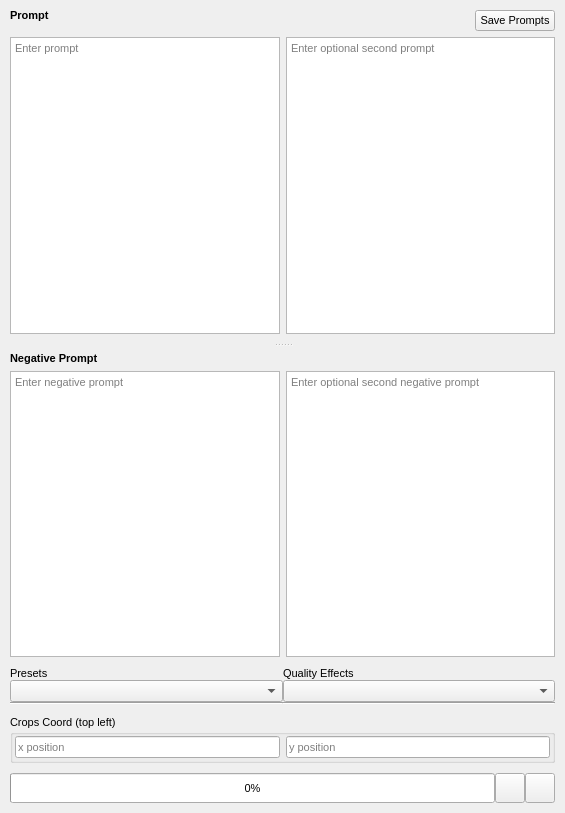
Above: src/airunner/widgets/stablediffusion/templates/stablediffusion_generator_form.ui from Capsize-Games/airunner before the change. Below: the same form after it.
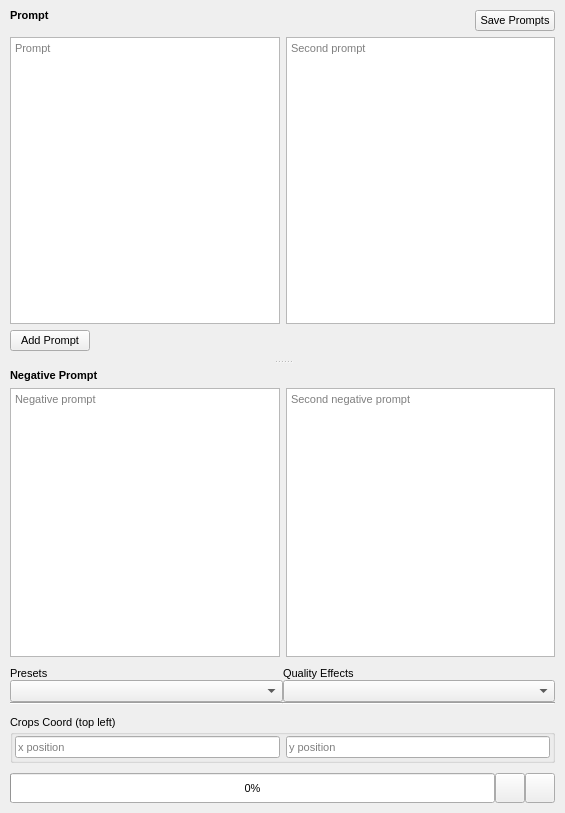
That is the form after the change. Icons and pictures are not drawn.

Commit message:
Ability to use multiple prompts in stablediffuison
Compel allows one to use `and` syntax to blend prompts. We have added
the ability to use this feature by creating infinite prompt inputs in
the GUI.

Diff of the .ui file:
```diff
--- a/src/airunner/widgets/stablediffusion/templates/stablediffusion_generator_form.ui
+++ b/src/airunner/widgets/stablediffusion/templates/stablediffusion_generator_form.ui
@@ -183,6 +183,47 @@
               <property name="bottomMargin">
                <number>9</number>
               </property>
+              <item row="3" column="0">
+               <widget class="QPushButton" name="add_prompt_button">
+                <property name="text">
+                 <string>Add Prompt</string>
+                </property>
+               </widget>
+              </item>
+              <item row="2" column="0" colspan="2">
+               <layout class="QVBoxLayout" name="additional_prompts_container_layout"/>
+              </item>
+              <item row="0" column="0">
+               <widget class="QLabel" name="label">
+                <property name="font">
+                 <font>
+                  <pointsize>8</pointsize>
+                  <bold>true</bold>
+                 </font>
+                </property>
+                <property name="text">
+                 <string>Prompt</string>
+                </property>
+               </widget>
+              </item>
+              <item row="1" column="0" colspan="2">
+               <layout class="QHBoxLayout" name="prompt_container">
+                <item>
+                 <widget class="QPlainTextEdit" name="prompt">
+                  <property name="placeholderText">
+                   <string>Prompt</string>
+                  </property>
+                 </widget>
+                </item>
+                <item>
+                 <widget class="QPlainTextEdit" name="secondary_prompt">
+                  <property name="placeholderText">
+                   <string>Second prompt</string>
+                  </property>
+                 </widget>
+                </item>
+               </layout>
+              </item>
               <item row="0" column="1">
                <layout class="QHBoxLayout" name="horizontalLayout_6">
                 <property name="topMargin">
@@ -210,37 +251,6 @@
                 </item>
                </layout>
               </item>
-              <item row="0" column="0">
-               <widget class="QLabel" name="label">
-                <property name="font">
-                 <font>
-                  <pointsize>8</pointsize>
-                  <bold>true</bold>
-                 </font>
-                </property>
-                <property name="text">
-                 <string>Prompt</string>
-                </property>
-               </widget>
-              </item>
-              <item row="1" column="0" colspan="2">
-               <layout class="QHBoxLayout" name="horizontalLayout_5">
-                <item>
-                 <widget class="QPlainTextEdit" name="prompt">
-                  <property name="placeholderText">
-                   <string>Enter prompt</string>
-                  </property>
-                 </widget>
-                </item>
-                <item>
-                 <widget class="QPlainTextEdit" name="secondary_prompt">
-                  <property name="placeholderText">
-                   <string>Enter optional second prompt</string>
-                  </property>
-                 </widget>
-                </item>
-               </layout>
-              </item>
              </layout>
             </widget>
             <widget class="QWidget" name="layoutWidget">
@@ -275,14 +285,14 @@
                 <item>
                  <widget class="QPlainTextEdit" name="negative_prompt">
                   <property name="placeholderText">
-                   <string>Enter negative prompt</string>
+                   <string>Negative prompt</string>
                   </property>
                  </widget>
                 </item>
                 <item>
                  <widget class="QPlainTextEdit" name="secondary_negative_prompt">
                   <property name="placeholderText">
-                   <string>Enter optional second negative prompt</string>
+                   <string>Second negative prompt</string>
                   </property>
                  </widget>
                 </item>
```
Left out of the diff: 27 changed lines with no effect on the pictures. The commit also changes 8 other files.
